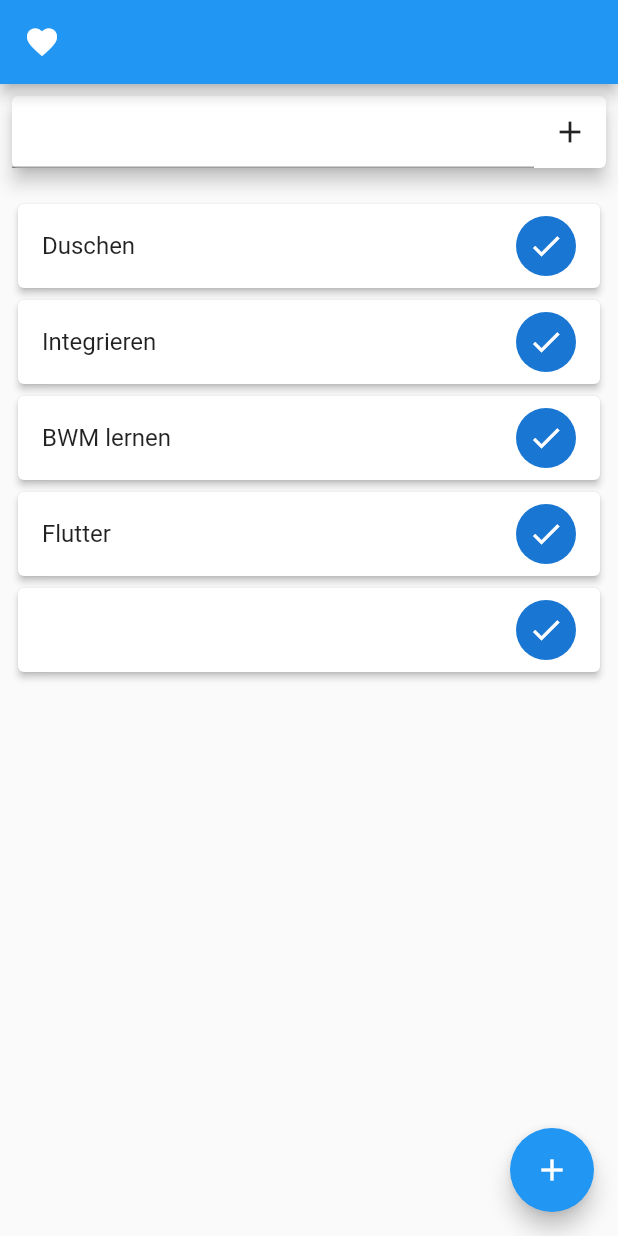
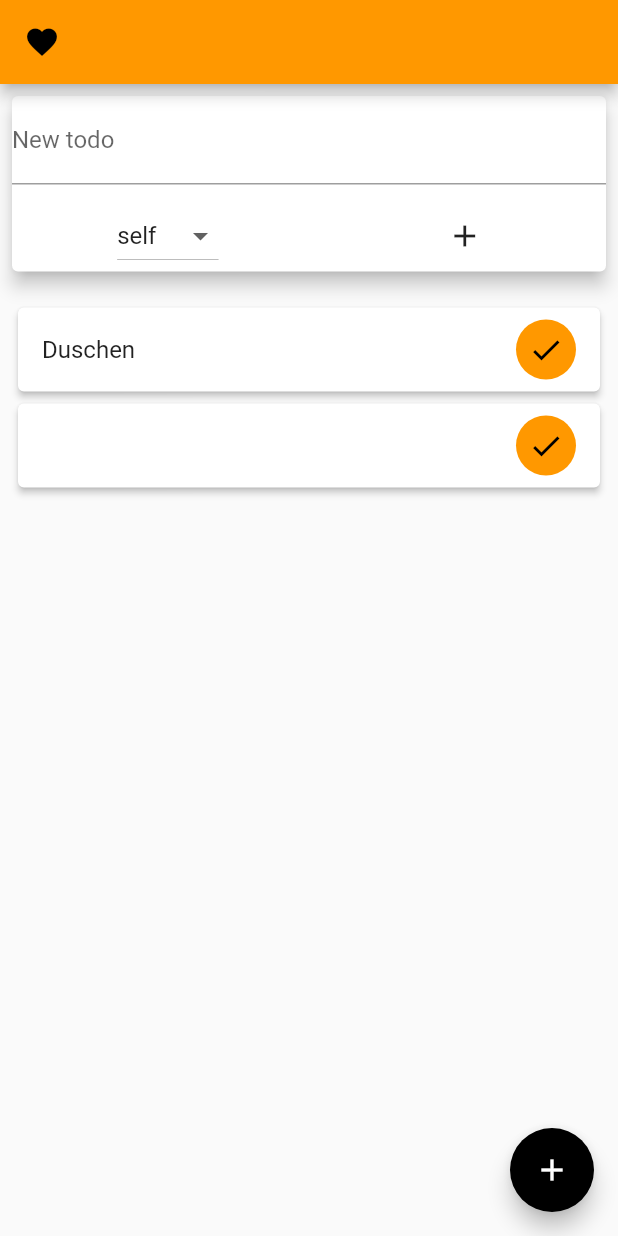
Before and after one commit to htl-scre/list_4bhif, a Flutter app: the screen it shows after launch, after a tap on the "add" icon, on a phone screen of 412 x 824 dp. Run offline on Flutter 3.47's test engine with Material 2 defaults, Android fonts, the phone set to English and light mode, and no system bars.

Commit message:
final for today

```diff
--- /dev/null
+++ b/lib/domain/domain.dart
@@ -0,0 +1,5 @@
+enum Domain {
+  work,
+  family,
+  self
+}
--- a/lib/domain/todo.dart
+++ b/lib/domain/todo.dart
@@ -1,8 +1,15 @@
+import './domain.dart';
+
 class Todo {
+  final int id;
   final String description;
+  final Domain domain;
   bool done;
 
-  Todo(this.description, {this.done = false});
+  static int lastId = 0;
+
+  Todo(this.description, {this.done = false, this.domain = Domain.self})
+      : id = lastId++;
 
   void toggleDone() {
     done = !done;
--- a/lib/main.dart
+++ b/lib/main.dart
@@ -12,6 +12,11 @@ class TodoListApp extends StatelessWidget {
   @override
   Widget build(BuildContext context) {
     return MaterialApp(
+      theme: ThemeData(
+          colorScheme: ColorScheme.fromSwatch(
+        primarySwatch: Colors.orange,
+        accentColor: Colors.black,
+      )),
       home: HomePage(),
     );
   }
--- a/lib/pages/home_page.dart
+++ b/lib/pages/home_page.dart
@@ -13,19 +13,24 @@ class HomePage extends StatefulWidget {
 class _HomePageState extends State<HomePage> {
   final _todos = [
     Todo('Duschen'),
-    Todo('Integrieren'),
-    Todo('BWM lernen'),
-    Todo('Flutter'),
   ];
 
-  final _controller = TextEditingController();
+  final _controllers = {
+    'top': TextEditingController(),
+    'modalSheet': TextEditingController(),
+  };
 
-  void _addTodo() {
-    final input = _controller.text;
+  @override
+  void dispose() {
+    _controllers.values.forEach((controller) => controller.dispose());
+  }
+
+  void _addTodo(controller) {
+    final input = controller.text;
     final todo = Todo(input);
     setState(() {
       _todos.add(todo);
-      _controller.clear();
+      controller.clear();
     });
   }
 
@@ -36,32 +41,38 @@ class _HomePageState extends State<HomePage> {
     });
   }
 
+  void _removeTodo(Todo todo) {
+    setState(() {
+      _todos.remove(todo);
+    });
+  }
+
   @override
   Widget build(BuildContext context) {
     return Scaffold(
       appBar: AppBar(
-        title: Icon(Icons.favorite),
+        title: const Icon(Icons.favorite),
       ),
       body: Padding(
         padding: const EdgeInsets.all(8.0),
         child: Column(
           children: [
-            AddTodo(_addTodo, _controller),
+            AddTodo(_addTodo, _controllers['top']!),
             Expanded(
-              child: TodoList(_todos, _toggleTodo),
+              child: TodoList(_todos, _toggleTodo, _removeTodo),
             ),
           ],
         ),
       ),
       floatingActionButton: FloatingActionButton(
-        child: Icon(Icons.add),
+        child: const Icon(Icons.add),
         onPressed: () {
           showModalBottomSheet(
             context: context,
             builder: (context) => Container(
               height: 400,
               alignment: Alignment.topCenter,
-              child: AddTodo(_addTodo, _controller),
+              child: AddTodo(_addTodo, _controllers['modalSheet']!),
             ),
           );
         },
--- a/lib/widgets/add_todo.dart
+++ b/lib/widgets/add_todo.dart
@@ -1,27 +1,58 @@
 import 'package:flutter/material.dart';
 
-class AddTodo extends StatelessWidget {
-  final void Function() addTodo;
+import '../domain/domain.dart';
+
+class AddTodo extends StatefulWidget {
+  final void Function(TextEditingController controller) addTodo;
   final TextEditingController controller;
 
-  const AddTodo(this.addTodo, this.controller, {Key? key}) : super(key: key);
+  AddTodo(this.addTodo, this.controller, {Key? key}) : super(key: key);
+
+  @override
+  State<AddTodo> createState() => _AddTodoState();
+}
+
+class _AddTodoState extends State<AddTodo> {
+  var selectedDomain = Domain.self;
 
   @override
   Widget build(BuildContext context) {
     return Card(
       elevation: 5,
-      margin: EdgeInsets.only(bottom: 20),
-      child: Row(
+      margin: const EdgeInsets.only(bottom: 20),
+      //TODO maybe convert to Form
+      child: Column(
         children: [
-          Expanded(
-            child: TextField(
-              controller: controller,
-              onSubmitted: (_) => addTodo(),
+          TextField(
+            decoration: const InputDecoration(
+              labelText: 'New todo',
             ),
+            controller: widget.controller,
+            onSubmitted: (_) => widget.addTodo(widget.controller),
           ),
-          IconButton(
-            onPressed: addTodo,
-            icon: Icon(Icons.add),
+          SizedBox(height: 10),
+          Row(
+            mainAxisAlignment: MainAxisAlignment.spaceAround,
+            children: [
+              DropdownButton<Domain>(
+                value: selectedDomain,
+                items: Domain.values
+                    .map(
+                      (domain) => DropdownMenuItem(
+                        child: Text('$domain'.split('\.')[1]),
+                        value: domain,
+                      ),
+                    )
+                    .toList(),
+                onChanged: (value) {
+                  setState(() => selectedDomain = value!);
+                },
+              ),
+              IconButton(
+                onPressed: () => widget.addTodo(widget.controller),
+                icon: const Icon(Icons.add),
+              ),
+            ],
           ),
         ],
       ),
--- a/lib/widgets/todo_list.dart
+++ b/lib/widgets/todo_list.dart
@@ -3,9 +3,11 @@ import 'package:list_4bhif/domain/todo.dart';
 
 class TodoList extends StatelessWidget {
   final List<Todo> todos;
+  final void Function(Todo todo) toggleTodo;
   final void Function(Todo todo) removeTodo;
 
-  const TodoList(this.todos, this.removeTodo, {Key? key}) : super(key: key);
+  const TodoList(this.todos, this.toggleTodo, this.removeTodo, {Key? key})
+      : super(key: key);
 
   TextStyle? buildStyle(Todo todo) {
     if (todo.done) {
@@ -19,22 +21,40 @@ class TodoList extends StatelessWidget {
 
   @override
   Widget build(BuildContext context) {
-    return ListView.builder(
+    return todos.isEmpty
+        ? Image.network(
+            'https://cdn.dribbble.com/users/310943/screenshots/2792692/empty-state-illustrations.gif')
+        : ListView.builder(
             itemBuilder: (_, index) {
-        return Card(
+              return Dismissible(
+                key: ValueKey(todos[index].id),
+                background: Container(
+                  height: 80,
+                  width: double.infinity,
+                  color: Colors.red,
+                  child: Icon(Icons.delete),
+                  alignment: Alignment.centerRight,
+                ),
+                onDismissed: (_) {
+                  removeTodo(todos[index]);
+                },
+                child: Card(
                   child: ListTile(
                     title: Text(
                       todos[index].description,
                       style: buildStyle(todos[index]),
                     ),
                     trailing: CircleAvatar(
+                      backgroundColor: Theme.of(context).colorScheme.primary,
+                      foregroundColor: Theme.of(context).colorScheme.secondary,
                       child: IconButton(
-                onPressed: () => removeTodo(todos[index]),
+                        onPressed: () => toggleTodo(todos[index]),
                         icon: todos[index].done ? Text('X') : Icon(Icons.check),
                       ),
                     ),
                   ),
                   elevation: 2,
+                ),
               );
             },
             itemCount: todos.length,
```
Also changed, not shown: pubspec.lock. Lines whose indentation alone changed are shown as unchanged.
